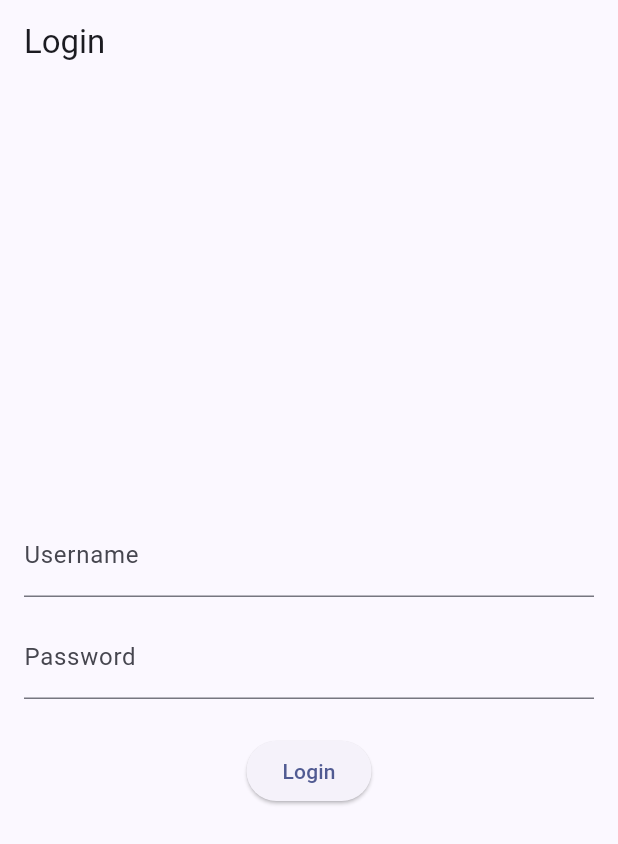
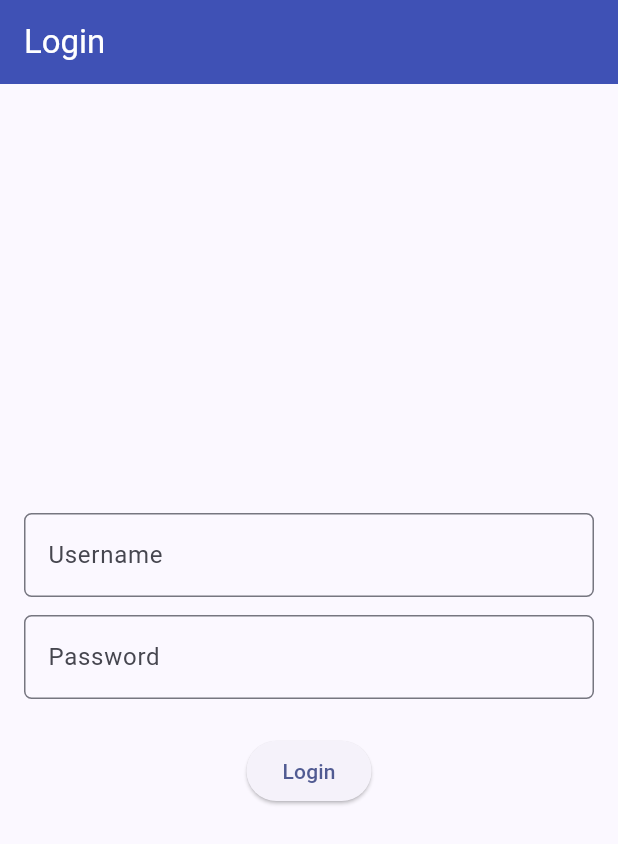
Before and after one commit to Metry630/homework_reminders-mobile, a Flutter app: the screen it shows after launch, on a phone screen of 412 x 824 dp. Shown: the top 844 px of the screen. Run offline on Flutter 3.47's test engine with Material 2 defaults, Android fonts, the phone set to English and light mode, and no system bars; missing offline and left inert: pbp_django_auth.

Commit message:
selesai tugas kecuali bonus

```diff
--- a/lib/screens/login.dart
+++ b/lib/screens/login.dart
@@ -26,7 +26,7 @@ class LoginPage extends StatefulWidget {
   const LoginPage({super.key});
 
   @override
-  _LoginPageState createState() => _LoginPageState();
+  State<LoginPage> createState() => _LoginPageState();
 }
 
 class _LoginPageState extends State<LoginPage> {
@@ -39,23 +39,32 @@ class _LoginPageState extends State<LoginPage> {
     return Scaffold(
       appBar: AppBar(
         title: const Text('Login'),
+        foregroundColor: Colors.white,
+        shadowColor: Colors.transparent,
+        backgroundColor: Colors.indigo,
       ),
       body: Container(
         padding: const EdgeInsets.all(16.0),
         child: Column(
           mainAxisAlignment: MainAxisAlignment.center,
           children: [
-            TextField(
+            TextFormField(
               controller: _usernameController,
-              decoration: const InputDecoration(
+              decoration: InputDecoration(
                 labelText: 'Username',
+                border: OutlineInputBorder(
+                  borderRadius: BorderRadius.circular(5.0),
+                ),
               ),
             ),
             const SizedBox(height: 12.0),
-            TextField(
+            TextFormField(
               controller: _passwordController,
-              decoration: const InputDecoration(
+              decoration: InputDecoration(
                 labelText: 'Password',
+                border: OutlineInputBorder(
+                  borderRadius: BorderRadius.circular(5.0),
+                ),
               ),
               obscureText: true,
             ),
@@ -76,6 +85,7 @@ class _LoginPageState extends State<LoginPage> {
                 });
 
                 if (request.loggedIn) {
+                  if (context.mounted) {
                     String message = response['message'];
                     String uname = response['username'];
                     Navigator.pushReplacement(
@@ -86,7 +96,9 @@ class _LoginPageState extends State<LoginPage> {
                       ..hideCurrentSnackBar()
                       ..showSnackBar(SnackBar(
                           content: Text("$message Selamat datang, $uname.")));
+                  }
                 } else {
+                  if (context.mounted) {
                     showDialog(
                       context: context,
                       builder: (context) => AlertDialog(
@@ -103,6 +115,7 @@ class _LoginPageState extends State<LoginPage> {
                       ),
                     );
                   }
+                }
               },
               child: const Text('Login'),
             ),
```
Also changed, not shown: lib/models/product.dart (+23 -12 lines), lib/screens/item_detail.dart (added, +47 -0 lines), lib/screens/list_product.dart (+25 -3 lines), 1 other file. Lines whose indentation alone changed are shown as unchanged.
